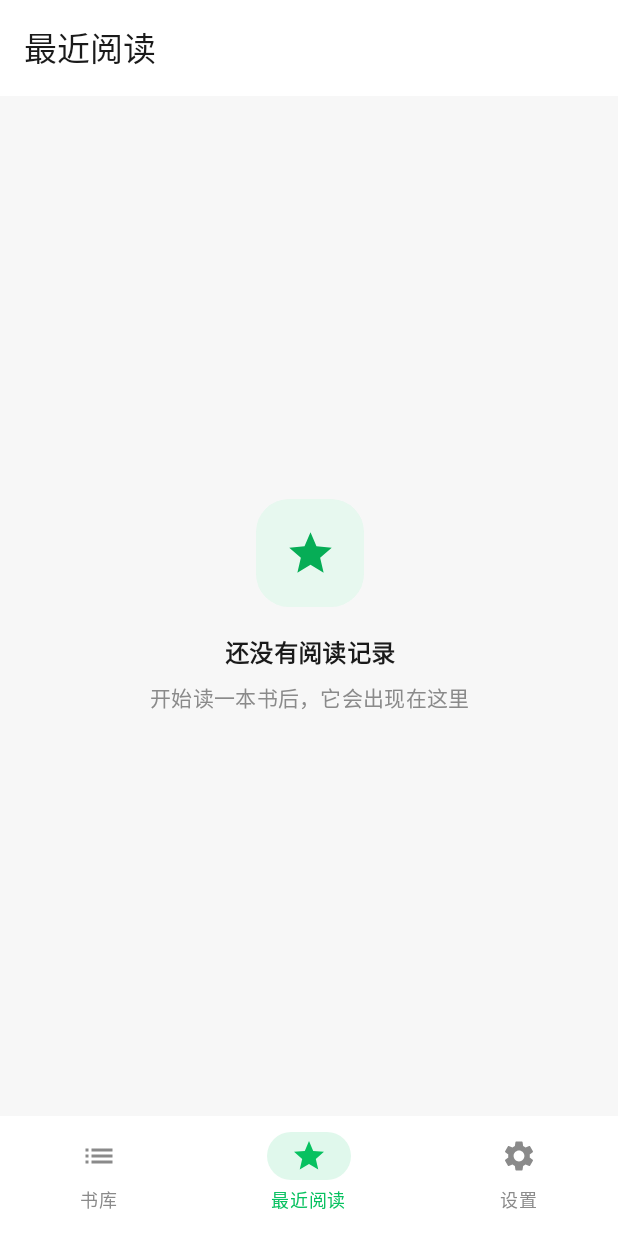
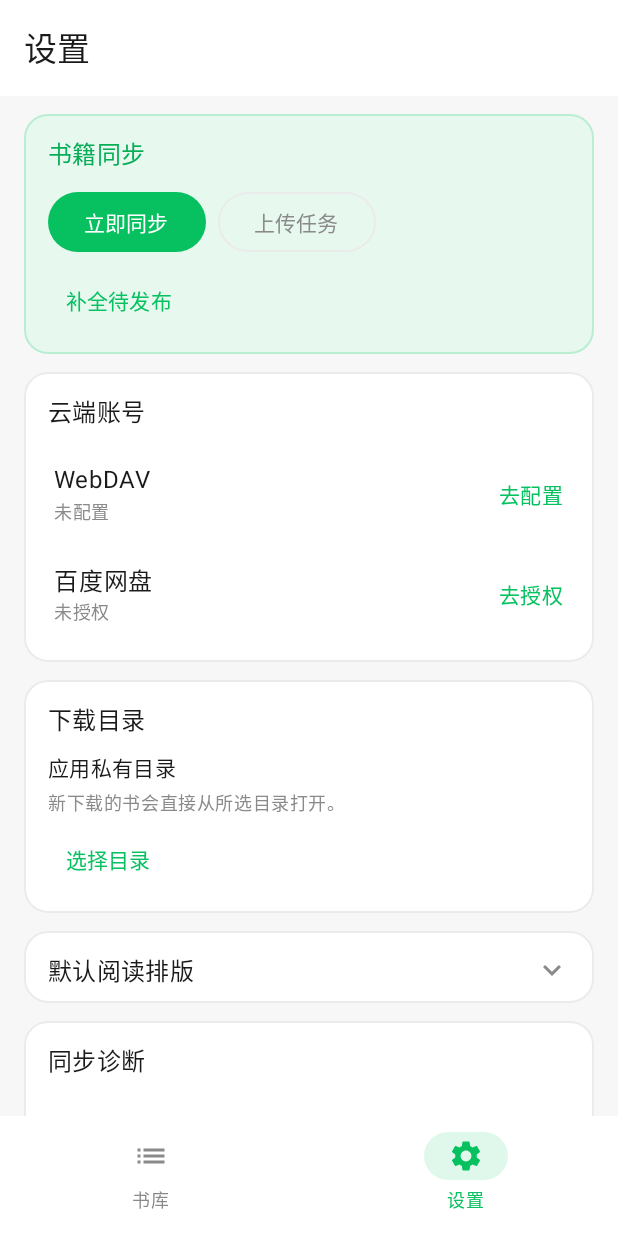
Before and after one commit to Grubbyfans/koreaderAndroid, an Android app built with Jetpack Compose: the screen it shows after launch (MainActivity), item 2 of the bottom bar chosen, on a phone screen of 412 x 824 dp. Run offline under Robolectric (Android 15) with nearby library versions, the phone set to English and light mode, and no system bars; our stand-ins replace Room's generated code; pictures from the network do not load; Roboto replaces fonts that are not available here.

Commit message:
修复阅读后书架未按最近阅读排序(返回时刷新)，并删除最近阅读栏及其相关逻辑

```diff
--- a/app/src/main/java/com/yuezhou/reader/MainActivity.kt
+++ b/app/src/main/java/com/yuezhou/reader/MainActivity.kt
@@ -46,7 +46,6 @@ import androidx.compose.material.icons.filled.KeyboardArrowDown
 import androidx.compose.material.icons.filled.KeyboardArrowUp
 import androidx.compose.material.icons.filled.List
 import androidx.compose.material.icons.filled.Settings
-import androidx.compose.material.icons.filled.Star
 import androidx.compose.material.icons.filled.MoreVert
 import androidx.compose.material3.DropdownMenu
 import androidx.compose.material3.DropdownMenuItem
@@ -101,6 +100,10 @@ import com.yuezhou.reader.reader.EpubImporter
 import com.yuezhou.reader.reader.LibraryStore
 import com.yuezhou.reader.reader.LocalScanner
 import com.yuezhou.reader.reader.TempFileCleanup
+import androidx.compose.runtime.DisposableEffect
+import androidx.lifecycle.Lifecycle
+import androidx.lifecycle.LifecycleEventObserver
+import androidx.lifecycle.compose.LocalLifecycleOwner
 import androidx.lifecycle.lifecycleScope
 import kotlinx.coroutines.CancellationException
 import kotlinx.coroutines.Dispatchers
@@ -151,13 +154,10 @@ private fun BookshelfScreen() {
 
     val store = remember { LibraryStore(context) }
     var hiddenBooks by remember { mutableStateOf(store.hiddenBookIds()) }
-    // 书架排序：新添加（无阅读记录）在最前，其余按最近阅读时间倒序
+    // 书架排序：按最近阅读时间倒序（读过的书排最前），从未读过的书排最后
     val visibleBooks = remember(books, hiddenBooks) {
         books.filter { it.bookId !in hiddenBooks }
-            .sortedWith(
-                compareByDescending<LibraryStore.Entry> { it.lastReadAt != null } // 有阅读记录的排后
-                    .thenByDescending { it.lastReadAt ?: 0L }, // 无记录按 0，有记录按时间倒序
-            )
+            .sortedByDescending { it.lastReadAt ?: Long.MIN_VALUE }
     }
     val removedBooks = books.filter { it.bookId in hiddenBooks }
     val cloudSync = remember { CloudSync(context) }
@@ -242,6 +242,16 @@ private fun BookshelfScreen() {
         books = store.snapshot().books
         hiddenBooks = store.hiddenBookIds()
         loading = false
+    }
+
+    // 从阅读器返回书架（ON_RESUME）时刷新书库，让阅读进度/最近阅读排序即时更新
+    val lifecycleOwner = LocalLifecycleOwner.current
+    DisposableEffect(lifecycleOwner) {
+        val observer = LifecycleEventObserver { _, event ->
+            if (event == Lifecycle.Event.ON_RESUME) refreshKey++
+        }
+        lifecycleOwner.lifecycle.addObserver(observer)
+        onDispose { lifecycleOwner.lifecycle.removeObserver(observer) }
     }
 
     val uploadQueue = remember(cloudSync, scope) { BookUploadQueue(cloudSync, scope) }
@@ -496,7 +506,6 @@ private fun BookshelfScreen() {
                         )
                     }
                 }
-                Tab.最近阅读 -> RecentReading(visibleBooks)
                 Tab.设置 -> SettingsPage(cloudSync, uploadQueue, remoteLoading)
             }
         }
@@ -895,10 +904,9 @@ private fun ScanResultDialog(
     )
 }
 
-/** 底部导航的三个 tab。 */
+/** 底部导航的两个 tab。 */
 private enum class Tab(val label: String, val icon: ImageVector) {
     书架("书库", Icons.Filled.List),
-    最近阅读("最近阅读", Icons.Filled.Star),
     设置("设置", Icons.Filled.Settings),
 }
 
@@ -1186,137 +1194,6 @@ private fun BookshelfContent(
                     )
                 }
             }
-        }
-    }
-}
-
-/** 最近阅读：按最近阅读时间倒序，仅展示有阅读记录的书，最多 5 本。 */
-@Composable
-private fun RecentReading(books: List<LibraryStore.Entry>) {
-    val recent = remember(books) {
-        books.filter { it.lastReadAt != null }
-            .sortedByDescending { it.lastReadAt }
-            .take(5)
-    }
-    if (recent.isEmpty()) {
-        EmptyState(
-            icon = Icons.Filled.Star,
-            title = "还没有阅读记录",
-            subtitle = "开始读一本书后，它会出现在这里",
-        )
-        return
-    }
-    val context = androidx.compose.ui.platform.LocalContext.current
-    LazyColumn(
-        contentPadding = PaddingValues(16.dp),
-        verticalArrangement = Arrangement.spacedBy(10.dp),
-        modifier = Modifier.fillMaxSize(),
-    ) {
-        lazyItems(recent, key = { it.bookId }) { book ->
-            Row(
-                modifier = Modifier
-                    .fillMaxWidth()
-                    .clip(RoundedCornerShape(14.dp))
-                    .background(YuezhouColors.Surface)
-                    .clickable {
-                        context.startActivity(
-                            Intent(context, ReaderActivity::class.java).apply {
-                                putExtra(ReaderActivity.EXTRA_BOOK_ID, book.bookId)
-                            },
-                        )
-                    }
-                    .padding(12.dp),
-                verticalAlignment = Alignment.CenterVertically,
-            ) {
-                // 小封面
-                Box(
-                    modifier = Modifier
-                        .size(width = 48.dp, height = 64.dp)
-                        .clip(RoundedCornerShape(8.dp))
-                        .background(CoverPlaceholder.color(book.bookId)),
-                    contentAlignment = Alignment.Center,
-                ) {
-                    val cover = book.coverPng
-                    if (cover != null) {
-                        CoverImage(
-                            bytes = cover,
-                            contentDescription = null,
-                            contentScale = ContentScale.Crop,
-                        )
-                    } else {
-                        Text(
-                            book.title.take(1),
-                            style = MaterialTheme.typography.titleMedium,
-                            color = Color.White,
-                        )
-                    }
-                }
-                Spacer(Modifier.width(14.dp))
-                Column(Modifier.weight(1f)) {
-                    Text(
-                        book.title,
-                        style = MaterialTheme.typography.bodyLarge.copy(fontWeight = FontWeight.Medium),
-                        color = YuezhouColors.TextPrimary,
-                        maxLines = 1,
-                        overflow = TextOverflow.Ellipsis,
-                    )
-                    Spacer(Modifier.height(6.dp))
-                    Row(verticalAlignment = Alignment.CenterVertically) {
-                        Box(
-                            modifier = Modifier
-                                .weight(1f)
-                                .height(3.dp)
-                                .clip(RoundedCornerShape(1.5.dp))
-                                .background(YuezhouColors.Divider),
-                        ) {
-                            book.percent?.let { p ->
-                                Box(
-                                    modifier = Modifier
-                                        .fillMaxWidth(p.coerceIn(0.0, 1.0).coerceAtLeast(0.01).toFloat())
-                                        .height(3.dp)
-                                        .clip(RoundedCornerShape(1.5.dp))
-                                        .background(YuezhouColors.Brand),
-                                )
-                            }
-                        }
-                        book.percent?.let { p ->
-                            Spacer(Modifier.width(8.dp))
-                            Text(
-                                "已读 ${(p * 100).toInt()}%",
-                                style = MaterialTheme.typography.labelSmall,
-                                color = YuezhouColors.TextSecondary,
-                            )
-                        }
-                    }
-                    book.lastReadAt?.let { ts ->
-                        Spacer(Modifier.height(4.dp))
-                        Text(
-                            formatReadAt(ts),
-                            style = MaterialTheme.typography.labelSmall,
-                            color = YuezhouColors.TextSecondary,
-                        )
-                    }
-                }
-            }
-        }
-    }
-}
-
-/** 把阅读时间戳格式化为「刚刚 / N 分钟前 / 昨天 / MM-dd」等简短文案。 */
-private fun formatReadAt(millis: Long): String {
-    val now = System.currentTimeMillis()
-    val diff = now - millis
-    val minute = 60_000L
-    val hour = 60 * minute
-    val day = 24 * hour
-    return when {
-        diff < minute -> "刚刚"
-        diff < hour -> "${diff / minute} 分钟前"
-        diff < day -> "${diff / hour} 小时前"
-        diff < 2 * day -> "昨天"
-        else -> {
-            val fmt = java.text.SimpleDateFormat("MM-dd", java.util.Locale.getDefault())
-            fmt.format(java.util.Date(millis))
         }
     }
 }
@@ -1870,19 +1747,6 @@ private fun BottomNavBar(current: Tab, onSelect: (Tab) -> Unit) {
             ),
         )
         NavigationBarItem(
-            selected = current == Tab.最近阅读,
-            onClick = { onSelect(Tab.最近阅读) },
-            icon = { Icon(Tab.最近阅读.icon, contentDescription = Tab.最近阅读.label) },
-            label = { Text(Tab.最近阅读.label) },
-            colors = NavigationBarItemDefaults.colors(
-                selectedIconColor = YuezhouColors.Brand,
-                selectedTextColor = YuezhouColors.Brand,
-                unselectedIconColor = YuezhouColors.TextSecondary,
-                unselectedTextColor = YuezhouColors.TextSecondary,
-                indicatorColor = YuezhouColors.Brand.copy(alpha = 0.12f),
-            ),
-        )
-        NavigationBarItem(
             selected = current == Tab.设置,
             onClick = { onSelect(Tab.设置) },
             icon = { Icon(Tab.设置.icon, contentDescription = Tab.设置.label) },
```
